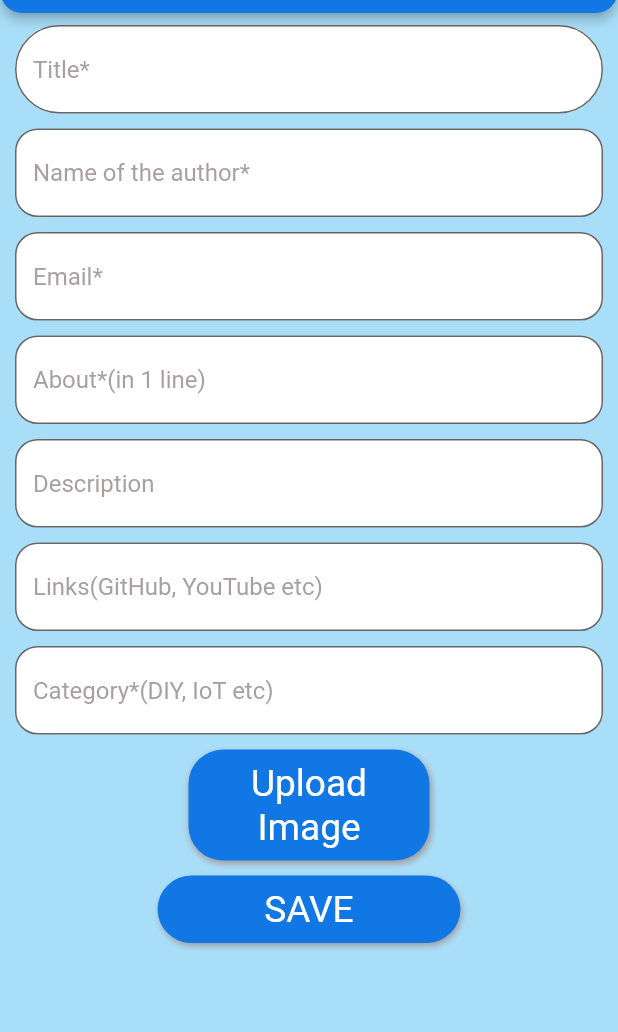
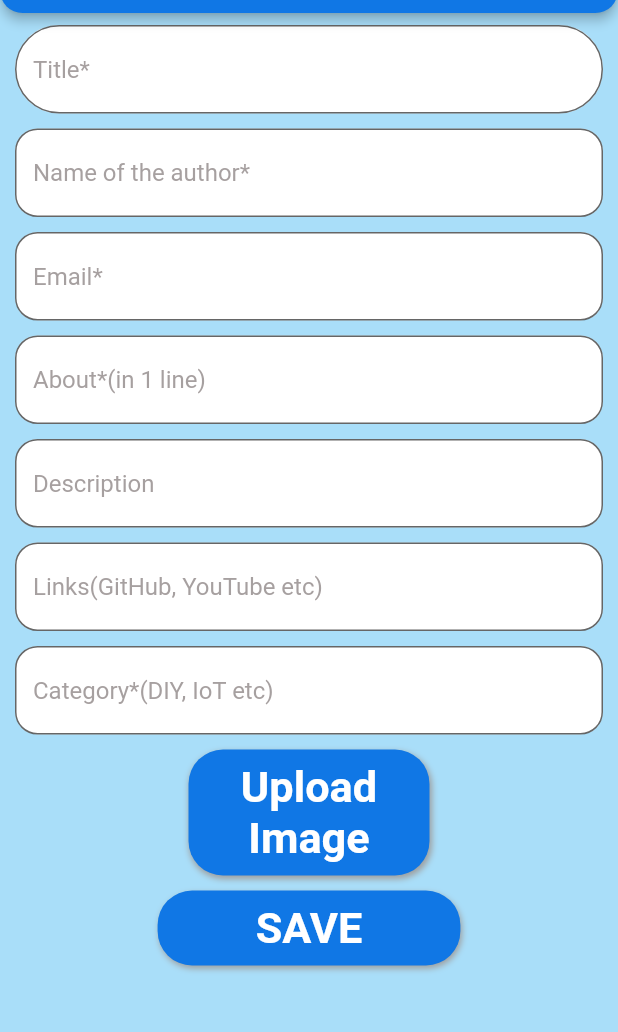
Before and after one commit to chandran-jr/Ideagram, a Flutter app: the InputScreen screen opened directly, on a phone screen of 412 x 824 dp, the part 71-1103 px from its top. Run offline on Flutter 3.47's test engine with Material 2 defaults, Android fonts, the phone set to English and light mode, and no system bars; network calls fail.

Commit message:
Update button.dart

```diff
--- a/Mobile App/lib/components/button.dart
+++ b/Mobile App/lib/components/button.dart
@@ -3,11 +3,12 @@ import 'package:flutter/material.dart';
 class Button extends StatelessWidget {
   final String text;
   final double percentage;
-  Button({this.text, this.percentage});
+  final Function function;
+  Button({this.text, this.percentage, this.function});
   @override
   Widget build(BuildContext context) {
     return GestureDetector(
-      onTap: null,
+      onTap: function,
       child: Container(
         width: MediaQuery.of(context).size.width * percentage,
         decoration: BoxDecoration(
@@ -28,7 +29,8 @@ class Button extends StatelessWidget {
               style: TextStyle(
                 color: Colors.white,
                 fontFamily: 'Roboto',
-                fontSize: MediaQuery.of(context).size.height * 0.03,
+                fontWeight: FontWeight.bold,
+                fontSize: MediaQuery.of(context).size.height * 0.035,
               ),
             ),
           ),
```
